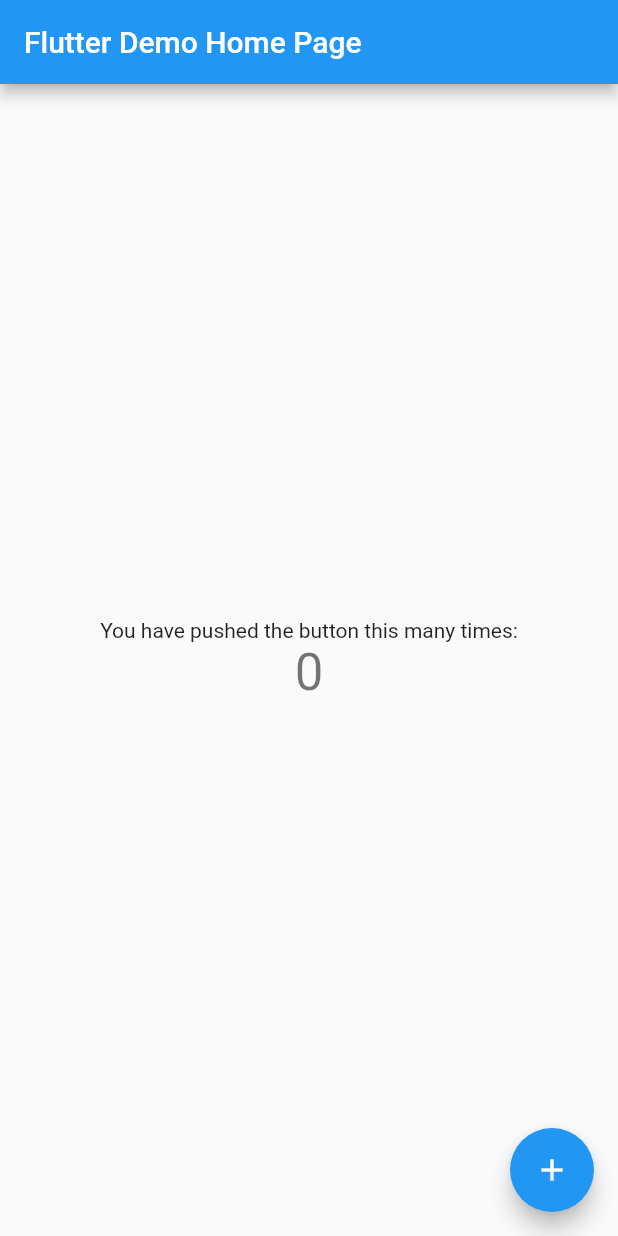
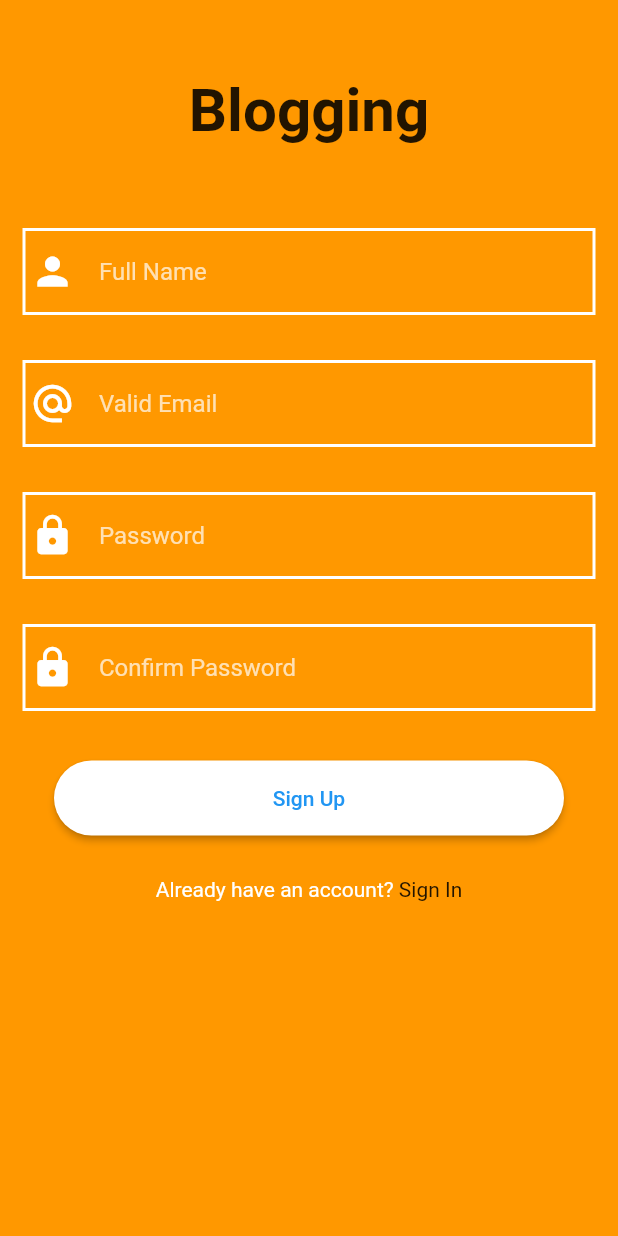
Before and after one commit to bayuik/blogging, a Flutter app: the screen it shows after launch, on a phone screen of 412 x 824 dp. Run offline on Flutter 3.47's test engine with Material 2 defaults, Android fonts, the phone set to English and light mode, and no system bars.

Commit message:
Add sign up page

```diff
--- a/lib/main.dart
+++ b/lib/main.dart
@@ -1,117 +1,18 @@
 import 'package:flutter/material.dart';
+import 'package:blogging/sign_up.dart';
 
 void main() {
   runApp(MyApp());
 }
 
 class MyApp extends StatelessWidget {
-  // This widget is the root of your application.
   @override
   Widget build(BuildContext context) {
     return MaterialApp(
-      title: 'Flutter Demo',
-      theme: ThemeData(
-        // This is the theme of your application.
-        //
-        // Try running your application with "flutter run". You'll see the
-        // application has a blue toolbar. Then, without quitting the app, try
-        // changing the primarySwatch below to Colors.green and then invoke
-        // "hot reload" (press "r" in the console where you ran "flutter run",
-        // or simply save your changes to "hot reload" in a Flutter IDE).
-        // Notice that the counter didn't reset back to zero; the application
-        // is not restarted.
-        primarySwatch: Colors.blue,
-        // This makes the visual density adapt to the platform that you run
-        // the app on. For desktop platforms, the controls will be smaller and
-        // closer together (more dense) than on mobile platforms.
-        visualDensity: VisualDensity.adaptivePlatformDensity,
-      ),
-      home: MyHomePage(title: 'Flutter Demo Home Page'),
+      debugShowCheckedModeBanner: false,
+      title: 'Blog Bayuik',
+      theme: ThemeData.light(),
+      home: SignUp(),
     );
   }
 }
-
-class MyHomePage extends StatefulWidget {
-  MyHomePage({Key key, this.title}) : super(key: key);
-
-  // This widget is the home page of your application. It is stateful, meaning
-  // that it has a State object (defined below) that contains fields that affect
-  // how it looks.
-
-  // This class is the configuration for the state. It holds the values (in this
-  // case the title) provided by the parent (in this case the App widget) and
-  // used by the build method of the State. Fields in a Widget subclass are
-  // always marked "final".
-
-  final String title;
-
-  @override
-  _MyHomePageState createState() => _MyHomePageState();
-}
-
-class _MyHomePageState extends State<MyHomePage> {
-  int _counter = 0;
-
-  void _incrementCounter() {
-    setState(() {
-      // This call to setState tells the Flutter framework that something has
-      // changed in this State, which causes it to rerun the build method below
-      // so that the display can reflect the updated values. If we changed
-      // _counter without calling setState(), then the build method would not be
-      // called again, and so nothing would appear to happen.
-      _counter++;
-    });
-  }
-
-  @override
-  Widget build(BuildContext context) {
-    // This method is rerun every time setState is called, for instance as done
-    // by the _incrementCounter method above.
-    //
-    // The Flutter framework has been optimized to make rerunning build methods
-    // fast, so that you can just rebuild anything that needs updating rather
-    // than having to individually change instances of widgets.
-    return Scaffold(
-      appBar: AppBar(
-        // Here we take the value from the MyHomePage object that was created by
-        // the App.build method, and use it to set our appbar title.
-        title: Text(widget.title),
-      ),
-      body: Center(
-        // Center is a layout widget. It takes a single child and positions it
-        // in the middle of the parent.
-        child: Column(
-          // Column is also a layout widget. It takes a list of children and
-          // arranges them vertically. By default, it sizes itself to fit its
-          // children horizontally, and tries to be as tall as its parent.
-          //
-          // Invoke "debug painting" (press "p" in the console, choose the
-          // "Toggle Debug Paint" action from the Flutter Inspector in Android
-          // Studio, or the "Toggle Debug Paint" command in Visual Studio Code)
-          // to see the wireframe for each widget.
-          //
-          // Column has various properties to control how it sizes itself and
-          // how it positions its children. Here we use mainAxisAlignment to
-          // center the children vertically; the main axis here is the vertical
-          // axis because Columns are vertical (the cross axis would be
-          // horizontal).
-          mainAxisAlignment: MainAxisAlignment.center,
-          children: <Widget>[
-            Text(
-              'You have pushed the button this many times:',
-            ),
-            Text(
-              '$_counter',
-              style: Theme.of(context).textTheme.headline4,
-            ),
-          ],
-        ),
-      ),
-      floatingActionButton: FloatingActionButton(
-        onPressed: _incrementCounter,
-        tooltip: 'Increment',
-        child: Icon(Icons.add),
-      ), // This trailing comma makes auto-formatting nicer for build methods.
-    );
-  }
-}
--- /dev/null
+++ b/lib/sign_up.dart
@@ -0,0 +1,141 @@
+import 'package:flutter/material.dart';
+
+class SignUp extends StatelessWidget {
+  const SignUp({
+    Key key,
+  }) : super(key: key);
+
+  @override
+  Widget build(BuildContext context) {
+    return Scaffold(
+        backgroundColor: Colors.orange,
+        body: SingleChildScrollView(
+            child: SafeArea(
+          child: Column(
+            mainAxisAlignment: MainAxisAlignment.center,
+            children: <Widget>[
+              SizedBox(
+                height: 50,
+              ),
+              Text(
+                'Blogging',
+                style: TextStyle(
+                  fontSize: 40,
+                  fontWeight: FontWeight.bold,
+                ),
+              ),
+              Padding(
+                padding: EdgeInsets.all(20),
+              ),
+              Form(
+                child: Column(
+                  children: <Widget>[
+                    Container(
+                      margin: EdgeInsets.all(15.0),
+                      padding: EdgeInsets.all(3.0),
+                      decoration: BoxDecoration(
+                          border: Border.all(width: 2, color: Colors.white)),
+                      child: TextFormField(
+                        decoration: InputDecoration(
+                          border: InputBorder.none,
+                          hintText: 'Full Name',
+                          hintStyle: TextStyle(color: Colors.white70),
+                          icon: Icon(
+                            Icons.person,
+                            color: Colors.white,
+                            size: 30,
+                          ),
+                        ),
+                      ),
+                    ),
+                    Container(
+                      margin: EdgeInsets.all(15.0),
+                      padding: EdgeInsets.all(3.0),
+                      decoration: BoxDecoration(
+                          border: Border.all(width: 2, color: Colors.white)),
+                      child: TextFormField(
+                        decoration: InputDecoration(
+                            border: InputBorder.none,
+                            hintText: 'Valid Email',
+                            hintStyle: TextStyle(color: Colors.white70),
+                            icon: Icon(
+                              Icons.alternate_email,
+                              color: Colors.white,
+                              size: 30,
+                            )),
+                      ),
+                    ),
+                    Container(
+                        margin: EdgeInsets.all(15.0),
+                        padding: EdgeInsets.all(3.0),
+                        decoration: BoxDecoration(
+                          border: Border.all(width: 2, color: Colors.white),
+                        ),
+                        child: TextFormField(
+                          decoration: InputDecoration(
+                              border: InputBorder.none,
+                              hintText: 'Password',
+                              hintStyle: TextStyle(color: Colors.white70),
+                              icon: Icon(
+                                Icons.lock,
+                                color: Colors.white,
+                                size: 30,
+                              )),
+                        )),
+                    Container(
+                      margin: EdgeInsets.all(15.0),
+                      padding: EdgeInsets.all(3.0),
+                      decoration: BoxDecoration(
+                        border: Border.all(width: 2, color: Colors.white),
+                      ),
+                      child: TextFormField(
+                        decoration: InputDecoration(
+                            border: InputBorder.none,
+                            hintText: 'Confirm Password',
+                            hintStyle: TextStyle(color: Colors.white70),
+                            icon: Icon(
+                              Icons.lock,
+                              color: Colors.white,
+                              size: 30,
+                            )),
+                      ),
+                    ),
+                    Container(
+                        margin: EdgeInsets.all(15.0),
+                        padding: EdgeInsets.all(3.0),
+                        child: MaterialButton(
+                          height: 50,
+                          minWidth: 340,
+                          shape: RoundedRectangleBorder(
+                              borderRadius: new BorderRadius.circular(50)),
+                          onPressed: () {},
+                          child: Text(
+                            'Sign Up',
+                            style: TextStyle(color: Colors.blue),
+                          ),
+                          color: Colors.white,
+                        )),
+                    SizedBox(
+                      height: 10,
+                    ),
+                    Row(
+                      mainAxisAlignment: MainAxisAlignment.center,
+                      children: <Widget>[
+                        Text(
+                          'Already have an account?',
+                          style: TextStyle(color: Colors.white),
+                        ),
+                        Text(' Sign In')
+                      ],
+                    ),
+                    SizedBox(
+                      height: 50,
+                    )
+                  ],
+                ),
+              ),
+            ],
+          ),
+        )));
+  }
+}
```
Also changed, not shown: 5 other files.
